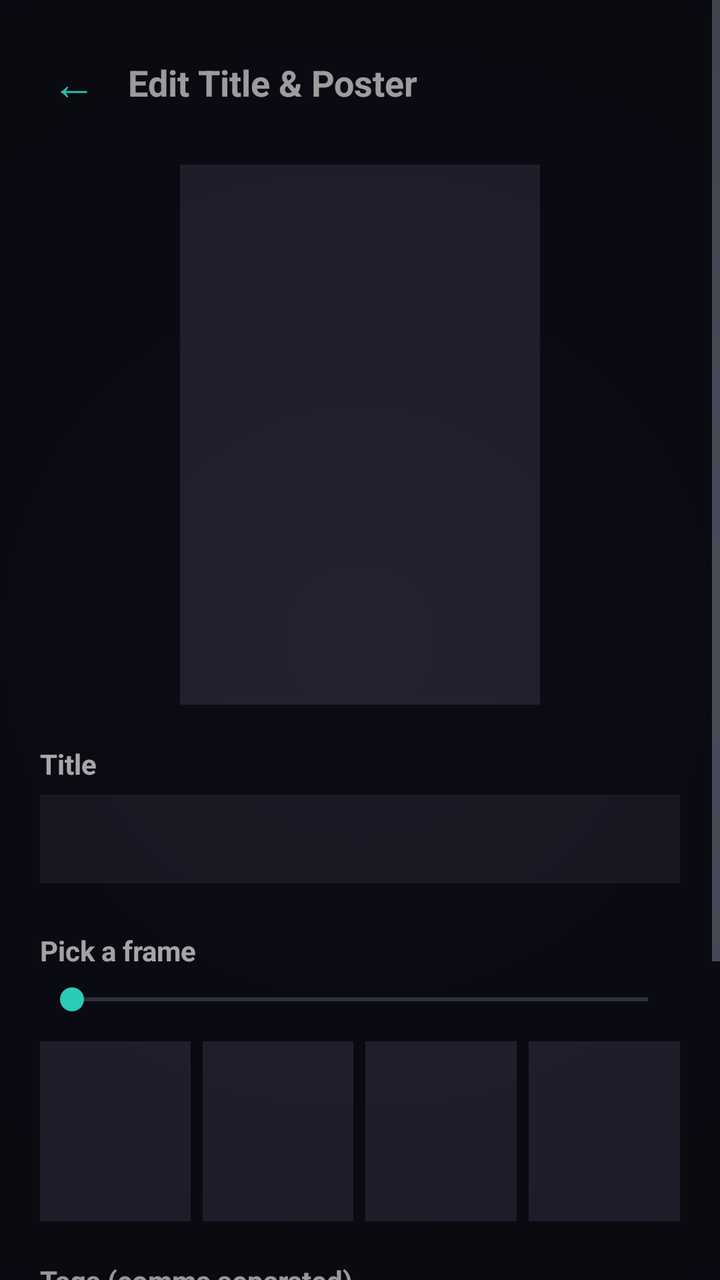
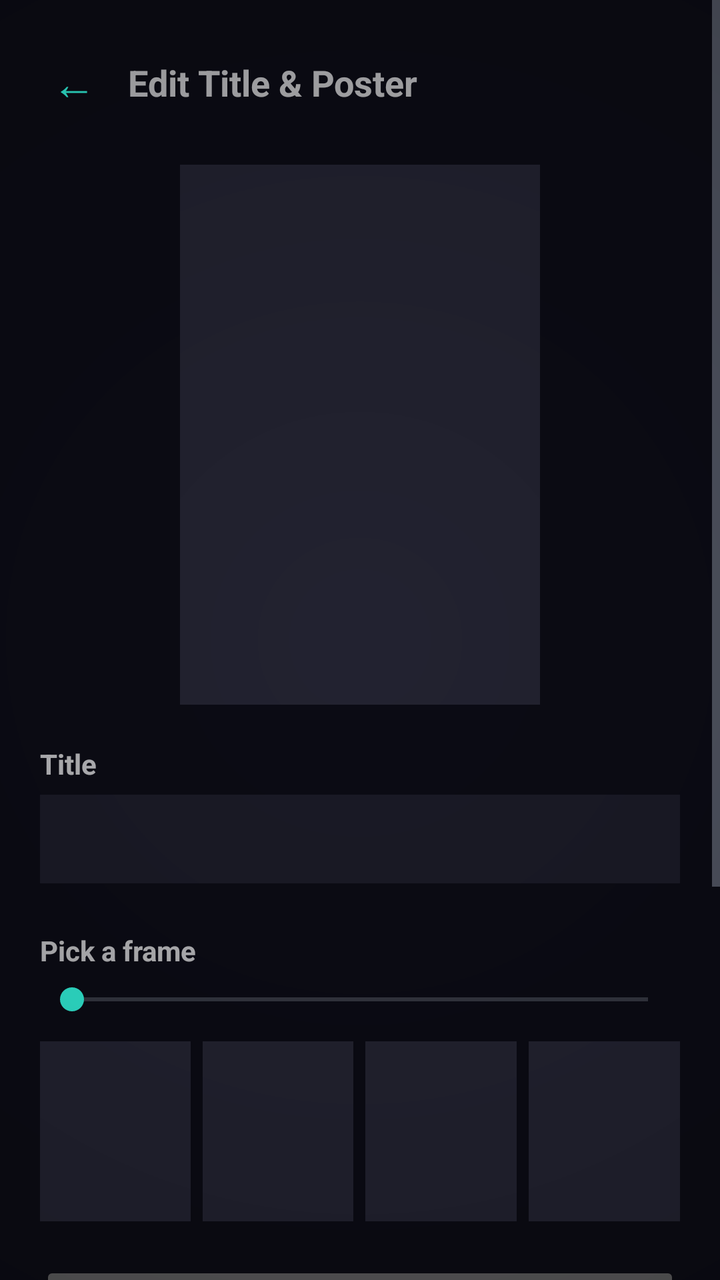

Compare the two renders of this Android layout. The source of the first and the diff that turns it into the second are given below.
<!-- AndroidManifest.xml: application theme Theme.RetroTube -->
<!-- res/layout/activity_video_metadata.xml -->
<?xml version="1.0" encoding="utf-8"?>
<FrameLayout xmlns:android="http://schemas.android.com/apk/res/android"
    xmlns:app="http://schemas.android.com/apk/res-auto"
    android:layout_width="match_parent"
    android:layout_height="match_parent"
    android:background="@color/retro_background">

    <ScrollView
        android:layout_width="match_parent"
        android:layout_height="match_parent">

        <LinearLayout
            android:layout_width="match_parent"
            android:layout_height="wrap_content"
            android:orientation="vertical"
            android:padding="20dp">

            <LinearLayout
                android:layout_width="match_parent"
                android:layout_height="wrap_content"
                android:orientation="horizontal"
                android:gravity="center_vertical"
                android:layout_marginBottom="20dp">

                <TextView
                    android:id="@+id/backButton"
                    android:layout_width="wrap_content"
                    android:layout_height="wrap_content"
                    android:text="←"
                    android:textSize="22sp"
                    android:textColor="@color/retro_teal"
                    android:padding="6dp"
                    android:background="?attr/selectableItemBackgroundBorderless" />

                <TextView
                    android:layout_width="wrap_content"
                    android:layout_height="wrap_content"
                    android:layout_marginStart="10dp"
                    android:text="@string/video_metadata_title"
                    android:textSize="18sp"
                    android:textStyle="bold" />

            </LinearLayout>

            <androidx.constraintlayout.widget.ConstraintLayout
                android:layout_width="180dp"
                android:layout_height="wrap_content"
                android:layout_gravity="center_horizontal"
                android:layout_marginBottom="20dp">

                <ImageView
                    android:id="@+id/posterPreview"
                    android:layout_width="0dp"
                    android:layout_height="0dp"
                    android:scaleType="centerCrop"
                    android:background="@color/thumbnail_placeholder"
                    app:layout_constraintDimensionRatio="2:3"
                    app:layout_constraintTop_toTopOf="parent"
                    app:layout_constraintStart_toStartOf="parent"
                    app:layout_constraintEnd_toEndOf="parent" />

            </androidx.constraintlayout.widget.ConstraintLayout>

            <TextView
                android:layout_width="wrap_content"
                android:layout_height="wrap_content"
                android:text="@string/title_input_label"
                android:textStyle="bold"
                android:layout_marginBottom="6dp" />

            <EditText
                android:id="@+id/titleInput"
                android:layout_width="match_parent"
                android:layout_height="wrap_content"
                android:inputType="text"
                android:maxLines="1"
                android:background="@color/retro_surface"
                android:paddingHorizontal="12dp"
                android:paddingVertical="10dp"
                android:layout_marginBottom="24dp" />

            <TextView
                android:layout_width="wrap_content"
                android:layout_height="wrap_content"
                android:text="@string/pick_frame_label"
                android:textStyle="bold"
                android:layout_marginBottom="6dp" />

            <SeekBar
                android:id="@+id/frameSeekBar"
                android:layout_width="match_parent"
                android:layout_height="wrap_content"
                android:max="1000"
                android:progressTint="@color/retro_teal"
                android:thumbTint="@color/retro_teal" />

            <LinearLayout
                android:layout_width="match_parent"
                android:layout_height="wrap_content"
                android:orientation="horizontal"
                android:layout_marginTop="12dp"
                android:layout_marginBottom="20dp">

                <ImageView
                    android:id="@+id/candidate1"
                    android:layout_width="0dp"
                    android:layout_height="90dp"
                    android:layout_weight="1"
                    android:layout_marginEnd="6dp"
                    android:scaleType="centerCrop"
                    android:background="@color/thumbnail_placeholder" />

                <ImageView
                    android:id="@+id/candidate2"
                    android:layout_width="0dp"
                    android:layout_height="90dp"
                    android:layout_weight="1"
                    android:layout_marginEnd="6dp"
                    android:scaleType="centerCrop"
                    android:background="@color/thumbnail_placeholder" />

                <ImageView
                    android:id="@+id/candidate3"
                    android:layout_width="0dp"
                    android:layout_height="90dp"
                    android:layout_weight="1"
                    android:layout_marginEnd="6dp"
                    android:scaleType="centerCrop"
                    android:background="@color/thumbnail_placeholder" />

                <ImageView
                    android:id="@+id/candidate4"
                    android:layout_width="0dp"
                    android:layout_height="90dp"
                    android:layout_weight="1"
                    android:scaleType="centerCrop"
                    android:background="@color/thumbnail_placeholder" />

            </LinearLayout>

            <TextView
                android:layout_width="wrap_content"
                android:layout_height="wrap_content"
                android:text="@string/tags_input_label"
                android:textStyle="bold"
                android:layout_marginBottom="6dp" />

            <EditText
                android:id="@+id/tagsInput"
                android:layout_width="match_parent"
                android:layout_height="wrap_content"
                android:inputType="text"
                android:maxLines="1"
                android:background="@color/retro_surface"
                android:paddingHorizontal="12dp"
                android:paddingVertical="10dp"
                android:layout_marginBottom="28dp" />

            <Button
                android:id="@+id/saveButton"
                android:layout_width="match_parent"
                android:layout_height="wrap_content"
                android:text="@string/save_metadata" />

            <Button
                android:id="@+id/resetButton"
                android:layout_width="match_parent"
                android:layout_height="wrap_content"
                android:layout_marginTop="8dp"
                android:text="@string/reset_to_auto" />

        </LinearLayout>

    </ScrollView>

    <View
        android:layout_width="match_parent"
        android:layout_height="match_parent"
        android:background="@drawable/chrome_vignette"
        android:clickable="false"
        android:focusable="false"
        android:importantForAccessibility="no" />

</FrameLayout>
<!-- resources referenced by this layout -->
<resources>
  <color name="retro_background">#0B0B14</color>
  <color name="retro_surface">#1A1A26</color>
  <color name="retro_teal">#2FE6D0</color>
  <color name="thumbnail_placeholder">#222230</color>
  <!-- drawable chrome_vignette (drawable) -->
  <?xml version="1.0" encoding="utf-8"?>
  <shape xmlns:android="http://schemas.android.com/apk/res/android">
      <gradient
          android:type="radial"
          android:gradientRadius="480dp"
          android:centerX="0.5"
          android:centerY="0.5"
          android:startColor="#00000000"
          android:endColor="#3D000000" />
  </shape>
  <string name="pick_frame_label">Pick a frame</string>
  <string name="reset_to_auto">Reset to Auto</string>
  <string name="save_metadata">Save</string>
  <string name="tags_input_label">Tags (comma separated)</string>
  <string name="title_input_label">Title</string>
  <string name="video_metadata_title">Edit Title &amp; Poster</string>
  <style name="Theme.RetroTube" parent="Theme.MaterialComponents.NoActionBar">
          <item name="colorPrimary">@color/retro_teal</item>
          <item name="colorPrimaryDark">@color/retro_background</item>
          <item name="colorOnPrimary">@color/retro_teal_on</item>
          <item name="colorSecondary">@color/retro_magenta</item>
          <item name="colorOnSecondary">@color/retro_magenta_on</item>
          <item name="colorSurface">@color/retro_surface</item>
          <item name="colorOnSurface">@color/retro_text_primary</item>
          <item name="colorOnBackground">@color/retro_text_primary</item>
          <item name="android:windowBackground">@color/retro_background</item>
          <item name="android:textColorPrimary">@color/retro_text_primary</item>
          <item name="android:textColorSecondary">@color/retro_text_muted</item>
          <item name="radioButtonStyle">@style/Widget.RetroTube.RadioButton</item>
          <item name="switchStyle">@style/Widget.RetroTube.Switch</item>
      </style>
  <color name="retro_teal_on">#05201C</color>
  <color name="retro_magenta">#FF2E88</color>
  <color name="retro_magenta_on">#2B0716</color>
  <color name="retro_text_primary">#F2F2F5</color>
  <color name="retro_text_muted">#9098A6</color>
  <style name="Widget.RetroTube.RadioButton" parent="Widget.MaterialComponents.CompoundButton.RadioButton">
          <item name="android:minHeight">56dp</item>
          <item name="android:paddingVertical">10dp</item>
          <item name="android:paddingStart">4dp</item>
          <item name="android:gravity">center_vertical</item>
      </style>
  <style name="Widget.RetroTube.Switch" parent="Widget.MaterialComponents.CompoundButton.Switch">
          <item name="android:minHeight">56dp</item>
          <item name="android:paddingVertical">10dp</item>
          <item name="android:paddingStart">4dp</item>
          <item name="android:gravity">center_vertical</item>
      </style>
</resources>

<!-- the commit's change to res/layout/activity_video_metadata.xml (unified diff, before → after) -->
@@ -79,64 +79,79 @@
                 android:paddingVertical="10dp"
                 android:layout_marginBottom="24dp" />
 
-            <TextView
-                android:layout_width="wrap_content"
-                android:layout_height="wrap_content"
-                android:text="@string/pick_frame_label"
-                android:textStyle="bold"
-                android:layout_marginBottom="6dp" />
-
-            <SeekBar
-                android:id="@+id/frameSeekBar"
+            <LinearLayout
+                android:id="@+id/frameScrubSection"
                 android:layout_width="match_parent"
                 android:layout_height="wrap_content"
-                android:max="1000"
-                android:progressTint="@color/retro_teal"
-                android:thumbTint="@color/retro_teal" />
+                android:orientation="vertical">
 
-            <LinearLayout
+                <TextView
+                    android:layout_width="wrap_content"
+                    android:layout_height="wrap_content"
+                    android:text="@string/pick_frame_label"
+                    android:textStyle="bold"
+                    android:layout_marginBottom="6dp" />
+
+                <SeekBar
+                    android:id="@+id/frameSeekBar"
+                    android:layout_width="match_parent"
+                    android:layout_height="wrap_content"
+                    android:max="1000"
+                    android:progressTint="@color/retro_teal"
+                    android:thumbTint="@color/retro_teal" />
+
+                <LinearLayout
+                    android:layout_width="match_parent"
+                    android:layout_height="wrap_content"
+                    android:orientation="horizontal"
+                    android:layout_marginTop="12dp"
+                    android:layout_marginBottom="20dp">
+
+                    <ImageView
+                        android:id="@+id/candidate1"
+                        android:layout_width="0dp"
+                        android:layout_height="90dp"
+                        android:layout_weight="1"
+                        android:layout_marginEnd="6dp"
+                        android:scaleType="centerCrop"
+                        android:background="@color/thumbnail_placeholder" />
+
+                    <ImageView
+                        android:id="@+id/candidate2"
+                        android:layout_width="0dp"
+                        android:layout_height="90dp"
+                        android:layout_weight="1"
+                        android:layout_marginEnd="6dp"
+                        android:scaleType="centerCrop"
+                        android:background="@color/thumbnail_placeholder" />
+
+                    <ImageView
+                        android:id="@+id/candidate3"
+                        android:layout_width="0dp"
+                        android:layout_height="90dp"
+                        android:layout_weight="1"
+                        android:layout_marginEnd="6dp"
+                        android:scaleType="centerCrop"
+                        android:background="@color/thumbnail_placeholder" />
+
+                    <ImageView
+                        android:id="@+id/candidate4"
+                        android:layout_width="0dp"
+                        android:layout_height="90dp"
+                        android:layout_weight="1"
+                        android:scaleType="centerCrop"
+                        android:background="@color/thumbnail_placeholder" />
+
+                </LinearLayout>
+
+            </LinearLayout>
+
+            <Button
+                android:id="@+id/choosePhotoButton"
                 android:layout_width="match_parent"
                 android:layout_height="wrap_content"
-                android:orientation="horizontal"
-                android:layout_marginTop="12dp"
-                android:layout_marginBottom="20dp">
-
-                <ImageView
-                    android:id="@+id/candidate1"
-                    android:layout_width="0dp"
-                    android:layout_height="90dp"
-                    android:layout_weight="1"
-                    android:layout_marginEnd="6dp"
-                    android:scaleType="centerCrop"
-                    android:background="@color/thumbnail_placeholder" />
-
-                <ImageView
-                    android:id="@+id/candidate2"
-                    android:layout_width="0dp"
-                    android:layout_height="90dp"
-                    android:layout_weight="1"
-                    android:layout_marginEnd="6dp"
-                    android:scaleType="centerCrop"
-                    android:background="@color/thumbnail_placeholder" />
-
-                <ImageView
-                    android:id="@+id/candidate3"
-                    android:layout_width="0dp"
-                    android:layout_height="90dp"
-                    android:layout_weight="1"
-                    android:layout_marginEnd="6dp"
-                    android:scaleType="centerCrop"
-                    android:background="@color/thumbnail_placeholder" />
-
-                <ImageView
-                    android:id="@+id/candidate4"
-                    android:layout_width="0dp"
-                    android:layout_height="90dp"
-                    android:layout_weight="1"
-                    android:scaleType="centerCrop"
-                    android:background="@color/thumbnail_placeholder" />
-
-            </LinearLayout>
+                android:layout_marginBottom="24dp"
+                android:text="@string/choose_photo" />
 
             <TextView
                 android:layout_width="wrap_content"
<!-- resource entries referenced after the edit -->
@@ -15,6 +15,7 @@
           android:startColor="#00000000"
           android:endColor="#3D000000" />
   </shape>
+  <string name="choose_photo">Choose Photo…</string>
   <string name="pick_frame_label">Pick a frame</string>
   <string name="reset_to_auto">Reset to Auto</string>
   <string name="save_metadata">Save</string>
